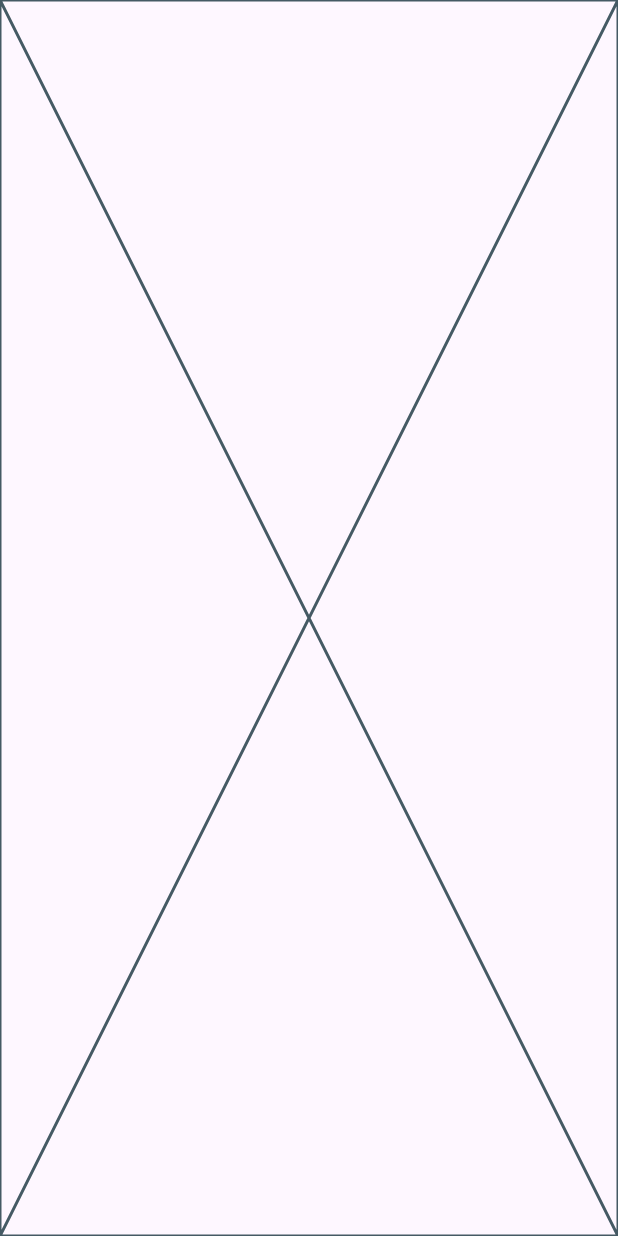
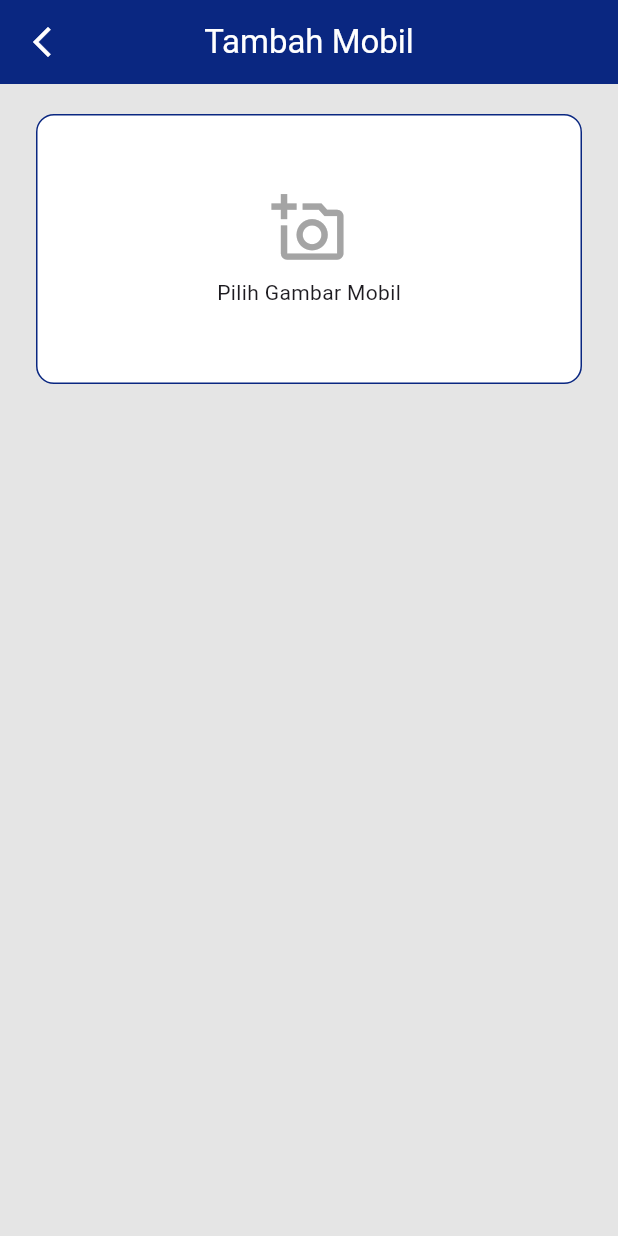
Before and after one commit to emzhran/ShaftRent, a Flutter app: the AddCarScreen screen opened directly, on a phone screen of 412 x 824 dp. Run offline on Flutter 3.47's test engine with Material 3 defaults, Android fonts, the phone set to English and light mode, and no system bars; our stand-ins replace cached_network_image, dartz, dropdown_button2, flutter_bloc, flutter_secure_storage, image_picker; accounts and stored records are empty.

Commit message:
menambahkan preview untuk tampilan gambar mobil

```diff
--- a/lib/presentation/admin/car/widget/add_car_screen.dart
+++ b/lib/presentation/admin/car/widget/add_car_screen.dart
@@ -3,6 +3,7 @@ import 'dart:io';
 
 import 'package:flutter/material.dart';
 import 'package:image_picker/image_picker.dart';
+import 'package:shaft_rent/core/components/spaces.dart';
 import 'package:shaft_rent/core/constants/colors.dart';
 
 class AddCarScreen extends StatefulWidget {
@@ -97,6 +98,52 @@ class _AddCarScreenState extends State<AddCarScreen> {
 
   @override
   Widget build(BuildContext context) {
-    return const Placeholder();
+    return Scaffold(
+      appBar: AppBar(
+        title: const Text('Tambah Mobil'),
+        centerTitle: true,
+        backgroundColor: AppColors.primary,
+        foregroundColor: AppColors.white,
+        leading: IconButton(
+          icon: Icon(Icons.arrow_back_ios_new),
+          onPressed: () => Navigator.of(context).pop(),
+        ),
+      ),
+      backgroundColor: AppColors.card,
+      body: Form(
+        key: _Key,
+        child: ListView(
+          padding: const EdgeInsets.symmetric(horizontal: 24, vertical: 20),
+          children: [
+            GestureDetector(
+              onTap: _showImagePickerDialog,
+              child: Container(
+                height: 180,
+                decoration: BoxDecoration(
+                  color: AppColors.white,
+                  borderRadius: BorderRadius.circular(12),
+                  border: Border.all(color: AppColors.primary)
+                ),
+                child: _imageFile != null
+                    ? ClipRRect(
+                      borderRadius: BorderRadius.circular(12),
+                      child: Image.file(_imageFile!, fit: BoxFit.cover),
+                    )
+                    : Center(
+                      child: Column(
+                        mainAxisAlignment: MainAxisAlignment.center,
+                        children: [
+                          Icon(Icons.add_a_photo_outlined, size: 50, color: AppColors.grey),
+                          SpaceHeight(8),
+                          Text('Pilih Gambar Mobil')
+                        ],
+                      ),
+                    )
+              ),
+            )
+          ],
+        )
+      ),
+    );
   }
 }
```
